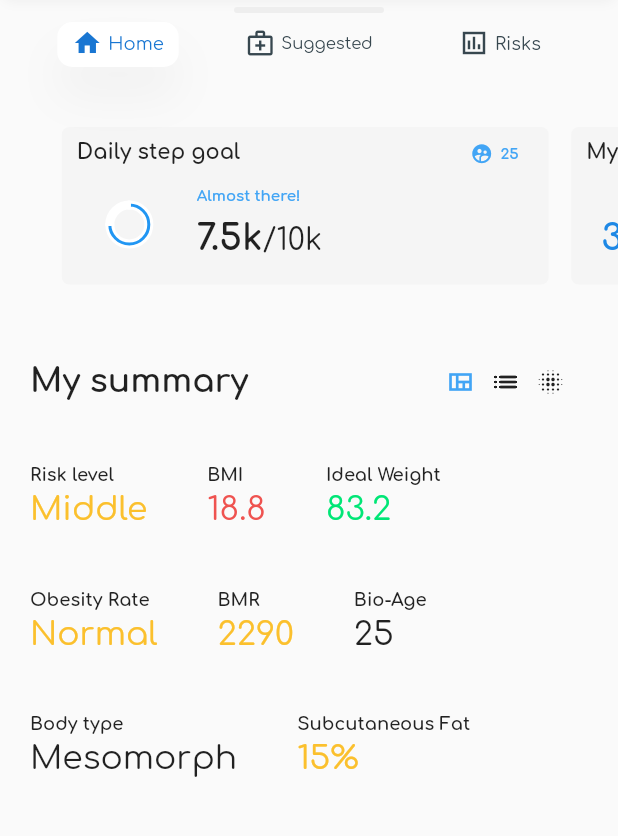
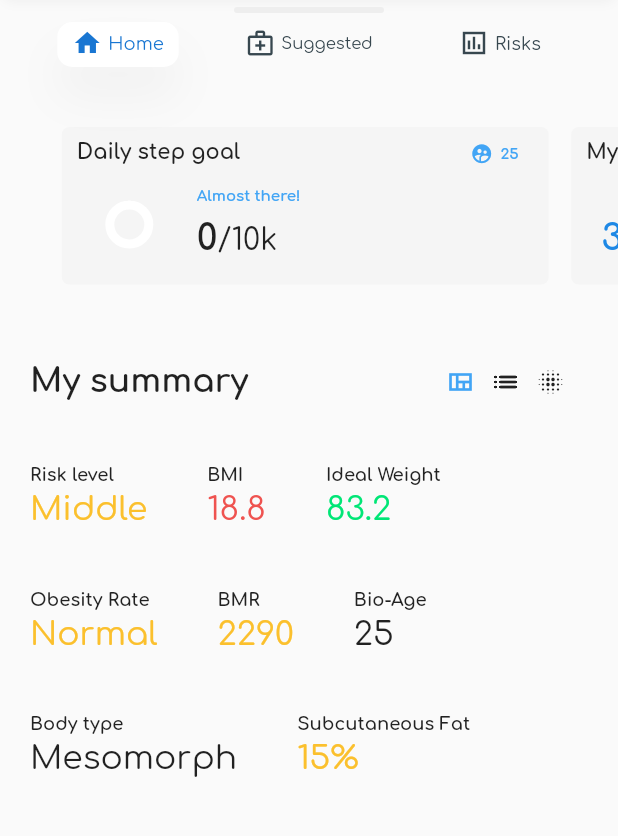
Before and after one commit to pelegopego/clone_longevity, a Flutter app: the screen it shows after launch, on a phone screen of 412 x 824 dp, the part 143-979 px from its top. Run offline on Flutter 3.47's test engine with Material 2 defaults, Android fonts, the light colour scheme and no system bars; drawn by our look-alikes of carousel_slider; our stand-ins replace charts_flutter, pedometer; network calls fail.

Commit message:
Ajusted steps

```diff
--- a/lib/src/features/cards/DailyStep.dart
+++ b/lib/src/features/cards/DailyStep.dart
@@ -2,14 +2,34 @@
 import 'package:flutter/material.dart';
 import 'package:charts_flutter/flutter.dart' as charts;
 import '../data/Steps.dart';
+import 'package:pedometer/pedometer.dart';
+// ignore: depend_on_referenced_packages
+import 'package:intl/intl.dart';
 
 class DailySteps extends StatefulWidget {
   const DailySteps({Key? key}) : super(key: key);
 
-  static List<charts.Series<Steps, int>> _createSampleData() {
+  @override
+  State<DailySteps> createState() => _DailyStepsState();
+}
+
+class _DailyStepsState extends State<DailySteps> {
+  int steps = 0;
+  int stepsTotal = 10000;
+  String message = 'Daily step goal';
+
+  String getFormatedSteps(int steps) {
+    if (steps < 1000) {
+      return steps.toString();
+    } else {
+      return ('${NumberFormat("###.#", "en_US").format(steps / 1000)}k');
+    }
+  }
+
+  List<charts.Series<Steps, int>> _createSampleData() {
     final data = [
-      Steps(75, charts.MaterialPalette.blue.shadeDefault), //Actual Steps
-      Steps(25, charts.MaterialPalette.white), //Missing Steps
+      Steps(steps, charts.MaterialPalette.blue.shadeDefault), //Actual Steps
+      Steps(stepsTotal - steps, charts.MaterialPalette.white), //Missing Steps
     ];
 
     return [
@@ -23,11 +43,34 @@ class DailySteps extends StatefulWidget {
     ];
   }
 
+  late Stream<StepCount> _stepCountStream;
+
+  void onStepCount(StepCount event) {
+    setState(() {
+      steps = event.steps;
+    });
+  }
+
+  void onStepCountError(error) {
+    setState(() {
+      message = error.toString();
+    });
+  }
+
+  Future<void> initPlatformState() async {
+    _stepCountStream = await Pedometer.stepCountStream;
+
+    /// Listen to streams and handle errors
+    _stepCountStream.listen(onStepCount).onError(onStepCountError);
+    ;
+  }
+
   @override
-  State<DailySteps> createState() => _DailyStepsState();
-}
+  void initState() {
+    super.initState();
+    initPlatformState();
+  }
 
-class _DailyStepsState extends State<DailySteps> {
   @override
   Widget build(BuildContext context) {
     return Padding(
@@ -43,9 +86,9 @@ class _DailyStepsState extends State<DailySteps> {
               child: SizedBox(
                   height: 25,
                   child: Row(children: [
-                    const Expanded(
+                    Expanded(
                       child: Text(
-                        'Daily step goal',
+                        message,
                         style: TextStyle(
                             color: Colors.black87,
                             fontWeight: FontWeight.bold,
@@ -83,7 +126,7 @@ class _DailyStepsState extends State<DailySteps> {
                 SizedBox(
                   height: 70,
                   width: 70,
-                  child: charts.PieChart<int>(DailySteps._createSampleData(),
+                  child: charts.PieChart<int>(_createSampleData(),
                       animate: false,
                       layoutConfig: charts.LayoutConfig(
                         leftMarginSpec: charts.MarginSpec.fixedPixel(12),
@@ -115,8 +158,8 @@ class _DailyStepsState extends State<DailySteps> {
                       child: Row(children: [
                         Container(
                           alignment: Alignment.bottomLeft,
-                          child: const Text(
-                            '7.5k',
+                          child: Text(
+                            getFormatedSteps(steps),
                             style: TextStyle(
                                 color: Colors.black87,
                                 fontWeight: FontWeight.bold,
@@ -126,8 +169,8 @@ class _DailyStepsState extends State<DailySteps> {
                         ),
                         Container(
                           alignment: Alignment.bottomLeft,
-                          child: const Text(
-                            '/10k',
+                          child: Text(
+                            '/' + getFormatedSteps(stepsTotal),
                             style: TextStyle(
                                 color: Colors.black87,
                                 fontFamily: 'Comfortaa',
--- a/pubspec.yaml
+++ b/pubspec.yaml
@@ -16,6 +16,8 @@ dependencies:
     sdk: flutter
   carousel_slider: ^4.1.1
   charts_flutter: ^0.12.0
+  pedometer: ^3.0.0
+
 
 
 dev_dependencies:
```
Also changed, not shown: pubspec.lock, 3 other files.
